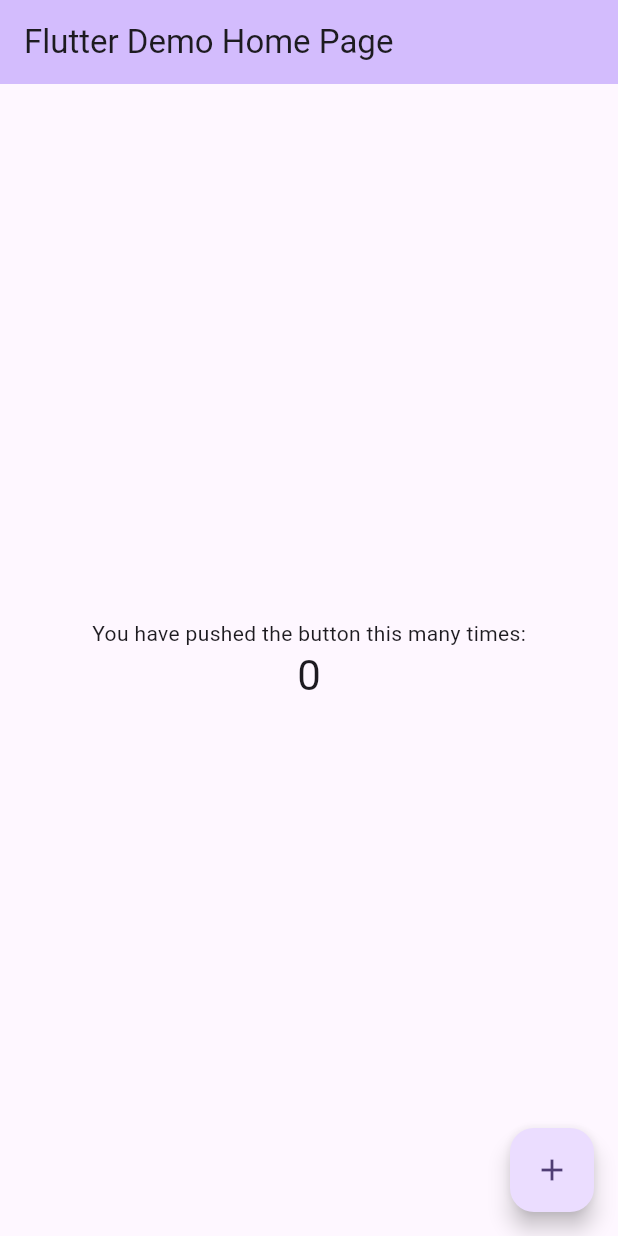
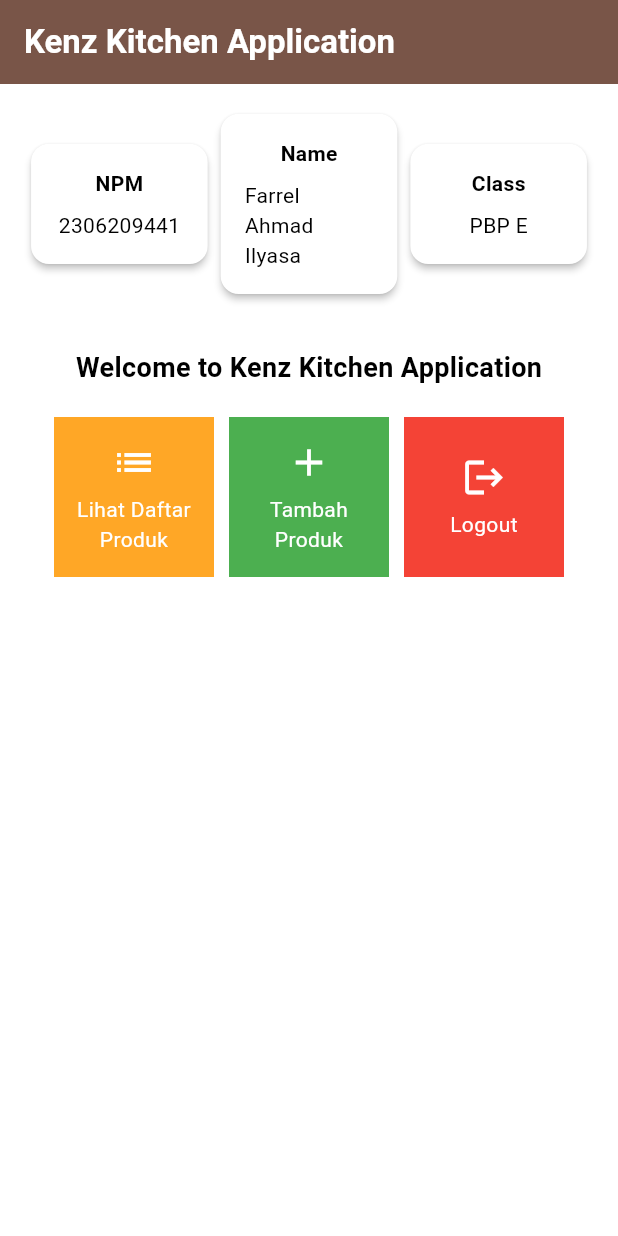
Before and after one commit to Kae20042005/kenz-kitchen-mobile, a Flutter app: the screen it shows after launch, on a phone screen of 412 x 824 dp. Run offline on Flutter 3.47's test engine with Material 3 defaults, Android fonts, the phone set to English and light mode, and no system bars.

Commit message:
mengembangkan aplikasi mobile kenz kitchen

```diff
--- a/lib/main.dart
+++ b/lib/main.dart
@@ -1,4 +1,5 @@
 import 'package:flutter/material.dart';
+import 'package:kenz_kitchen_mobile/menu.dart';
 
 void main() {
   runApp(const MyApp());
@@ -28,98 +29,12 @@
         //
         // This works for code too, not just values: Most code changes can be
         // tested with just a hot reload.
-        colorScheme: ColorScheme.fromSeed(seedColor: Colors.deepPurple),
+         colorScheme: ColorScheme.fromSwatch(
+       primarySwatch: Colors.brown,
+ ).copyWith(secondary: Colors.brown[400]),
         useMaterial3: true,
       ),
-      home: const MyHomePage(title: 'Flutter Demo Home Page'),
+      home: MyHomePage(),
     );
   }
 }
-
-class MyHomePage extends StatefulWidget {
-  const MyHomePage({super.key, required this.title});
-
-  // This widget is the home page of your application. It is stateful, meaning
-  // that it has a State object (defined below) that contains fields that affect
-  // how it looks.
-
-  // This class is the configuration for the state. It holds the values (in this
-  // case the title) provided by the parent (in this case the App widget) and
-  // used by the build method of the State. Fields in a Widget subclass are
-  // always marked "final".
-
-  final String title;
-
-  @override
-  State<MyHomePage> createState() => _MyHomePageState();
-}
-
-class _MyHomePageState extends State<MyHomePage> {
-  int _counter = 0;
-
-  void _incrementCounter() {
-    setState(() {
-      // This call to setState tells the Flutter framework that something has
-      // changed in this State, which causes it to rerun the build method below
-      // so that the display can reflect the updated values. If we changed
-      // _counter without calling setState(), then the build method would not be
-      // called again, and so nothing would appear to happen.
-      _counter++;
-    });
-  }
-
-  @override
-  Widget build(BuildContext context) {
-    // This method is rerun every time setState is called, for instance as done
-    // by the _incrementCounter method above.
-    //
-    // The Flutter framework has been optimized to make rerunning build methods
-    // fast, so that you can just rebuild anything that needs updating rather
-    // than having to individually change instances of widgets.
-    return Scaffold(
-      appBar: AppBar(
-        // TRY THIS: Try changing the color here to a specific color (to
-        // Colors.amber, perhaps?) and trigger a hot reload to see the AppBar
-        // change color while the other colors stay the same.
-        backgroundColor: Theme.of(context).colorScheme.inversePrimary,
-        // Here we take the value from the MyHomePage object that was created by
-        // the App.build method, and use it to set our appbar title.
-        title: Text(widget.title),
-      ),
-      body: Center(
-        // Center is a layout widget. It takes a single child and positions it
-        // in the middle of the parent.
-        child: Column(
-          // Column is also a layout widget. It takes a list of children and
-          // arranges them vertically. By default, it sizes itself to fit its
-          // children horizontally, and tries to be as tall as its parent.
-          //
-          // Column has various properties to control how it sizes itself and
-          // how it positions its children. Here we use mainAxisAlignment to
-          // center the children vertically; the main axis here is the vertical
-          // axis because Columns are vertical (the cross axis would be
-          // horizontal).
-          //
-          // TRY THIS: Invoke "debug painting" (choose the "Toggle Debug Paint"
-          // action in the IDE, or press "p" in the console), to see the
-          // wireframe for each widget.
-          mainAxisAlignment: MainAxisAlignment.center,
-          children: <Widget>[
-            const Text(
-              'You have pushed the button this many times:',
-            ),
-            Text(
-              '$_counter',
-              style: Theme.of(context).textTheme.headlineMedium,
-            ),
-          ],
-        ),
-      ),
-      floatingActionButton: FloatingActionButton(
-        onPressed: _incrementCounter,
-        tooltip: 'Increment',
-        child: const Icon(Icons.add),
-      ), // This trailing comma makes auto-formatting nicer for build methods.
-    );
-  }
-}
--- /dev/null
+++ b/lib/menu.dart
@@ -0,0 +1,188 @@
+import 'package:flutter/material.dart';
+
+class MyHomePage extends StatelessWidget {
+
+    MyHomePage({super.key});
+    final String npm = '2306209441'; // NPM
+    final String name = 'Farrel Ahmad Ilyasa'; // Nama
+    final String className = 'PBP E'; // Kelas
+
+    final List<ItemHomepage> items = [
+        ItemHomepage("Lihat Daftar Produk", Icons.list, Colors.orange.shade400),
+        ItemHomepage("Tambah Produk", Icons.add, Colors.green),
+        ItemHomepage("Logout", Icons.logout, Colors.red),
+    ];
+
+  @override
+  Widget build(BuildContext context) {
+    // Scaffold menyediakan struktur dasar halaman dengan AppBar dan body.
+    return Scaffold(
+      // AppBar adalah bagian atas halaman yang menampilkan judul.
+      appBar: AppBar(
+        // Judul aplikasi "Kenz Kitchen Application" dengan teks putih dan tebal.
+        title: const Text(
+          'Kenz Kitchen Application',
+          style: TextStyle(
+            color: Colors.white,
+            fontWeight: FontWeight.bold,
+          ),
+        ),
+        // Warna latar belakang AppBar diambil dari skema warna tema aplikasi.
+        backgroundColor: Theme.of(context).colorScheme.primary,
+      ),
+      // Body halaman dengan padding di sekelilingnya.
+      body: Padding(
+        padding: const EdgeInsets.all(16.0),
+        // Menyusun widget secara vertikal dalam sebuah kolom.
+        child: Column(
+          crossAxisAlignment: CrossAxisAlignment.center,
+          children: [
+            // Row untuk menampilkan 3 InfoCard secara horizontal.
+            Row(
+              mainAxisAlignment: MainAxisAlignment.spaceEvenly,
+              children: [
+                InfoCard(title: 'NPM', content: npm),
+                InfoCard(title: 'Name', content: name),
+                InfoCard(title: 'Class', content: className),
+              ],
+            ),
+
+            // Memberikan jarak vertikal 16 unit.
+            const SizedBox(height: 16.0),
+
+            // Menempatkan widget berikutnya di tengah halaman.
+            Center(
+              child: Column(
+                // Menyusun teks dan grid item secara vertikal.
+
+                children: [
+                  // Menampilkan teks sambutan dengan gaya tebal dan ukuran 18.
+                  const Padding(
+                    padding: EdgeInsets.only(top: 16.0),
+                    child: Text(
+                      'Welcome to Kenz Kitchen Application',
+                      style: TextStyle(
+                        fontWeight: FontWeight.bold,
+                        fontSize: 18.0,
+                      ),
+                    ),
+                  ),
+
+                  // Grid untuk menampilkan ItemCard dalam bentuk grid 3 kolom.
+                  GridView.count(
+                    primary: true,
+                    padding: const EdgeInsets.all(20),
+                    crossAxisSpacing: 10,
+                    mainAxisSpacing: 10,
+                    crossAxisCount: 3,
+                    // Agar grid menyesuaikan tinggi kontennya.
+                    shrinkWrap: true,
+
+                    // Menampilkan ItemCard untuk setiap item dalam list items.
+                    children: items.map((ItemHomepage item) {
+                      return ItemCard(item);
+                    }).toList(),
+                  ),
+                ],
+              ),
+            ),
+          ],
+        ),
+      ),
+    );
+  }
+}
+
+class InfoCard extends StatelessWidget {
+  // Kartu informasi yang menampilkan title dan content.
+  final String title;  // Judul kartu.
+  final String content;  // Isi kartu.
+
+  const InfoCard({super.key, required this.title, required this.content});
+
+  @override
+  Widget build(BuildContext context) {
+    return Card(
+      // Membuat kotak kartu dengan bayangan dibawahnya.
+      elevation: 2.0,
+      child: Container(
+        // Mengatur ukuran dan jarak di dalam kartu.
+        width: MediaQuery.of(context).size.width / 3.5, // menyesuaikan dengan lebar device yang digunakan.
+        padding: const EdgeInsets.all(16.0),
+        // Menyusun title dan content secara vertikal.
+        child: Column(
+          children: [
+            Text(
+              title,
+              style: const TextStyle(fontWeight: FontWeight.bold),
+            ),
+            const SizedBox(height: 8.0),
+            Text(content),
+          ],
+        ),
+      ),
+    );
+  }
+}
+
+ class ItemHomepage {
+     final String name;
+     final IconData icon;
+     final Color color;
+
+     ItemHomepage(this.name, this.icon, this.color);
+ }
+
+class ItemCard extends StatelessWidget {
+  // Menampilkan kartu dengan ikon dan nama.
+
+  final ItemHomepage item;
+  const ItemCard(this.item, {super.key});
+
+  @override
+  Widget build(BuildContext context) {
+    return Material(
+      // Menentukan warna latar belakang dari tema aplikasi.
+      color: Theme.of(context).colorScheme.secondary,
+      // Membuat sudut kartu melengkung.
+      borderRadius: BorderRadius.circular(12),
+
+      child: InkWell(
+        // Aksi ketika kartu ditekan.
+        onTap: () {
+          // Menampilkan pesan SnackBar saat kartu ditekan.
+          ScaffoldMessenger.of(context)
+            ..hideCurrentSnackBar()
+            ..showSnackBar(
+              SnackBar(content: Text("Kamu telah menekan tombol ${item.name}!"))
+            );
+        },
+        // Container untuk menyimpan Icon dan Text
+        child: Container(
+          color: item.color,
+          padding: const EdgeInsets.all(8),
+          child: Center(
+            child: Column(
+              // Menyusun ikon dan teks di tengah kartu.
+              mainAxisAlignment: MainAxisAlignment.center,
+              children: [
+                Icon(
+                  item.icon,
+                  color: Colors.white,
+                  size: 30.0,
+                ),
+                const Padding(padding: EdgeInsets.all(3)),
+                Text(
+                  item.name,
+                  textAlign: TextAlign.center,
+                  style: const TextStyle(color: Colors.white),
+                ),
+              ],
+            ),
+          ),
+        ),
+      ),
+    );
+  }
+
+}
```
